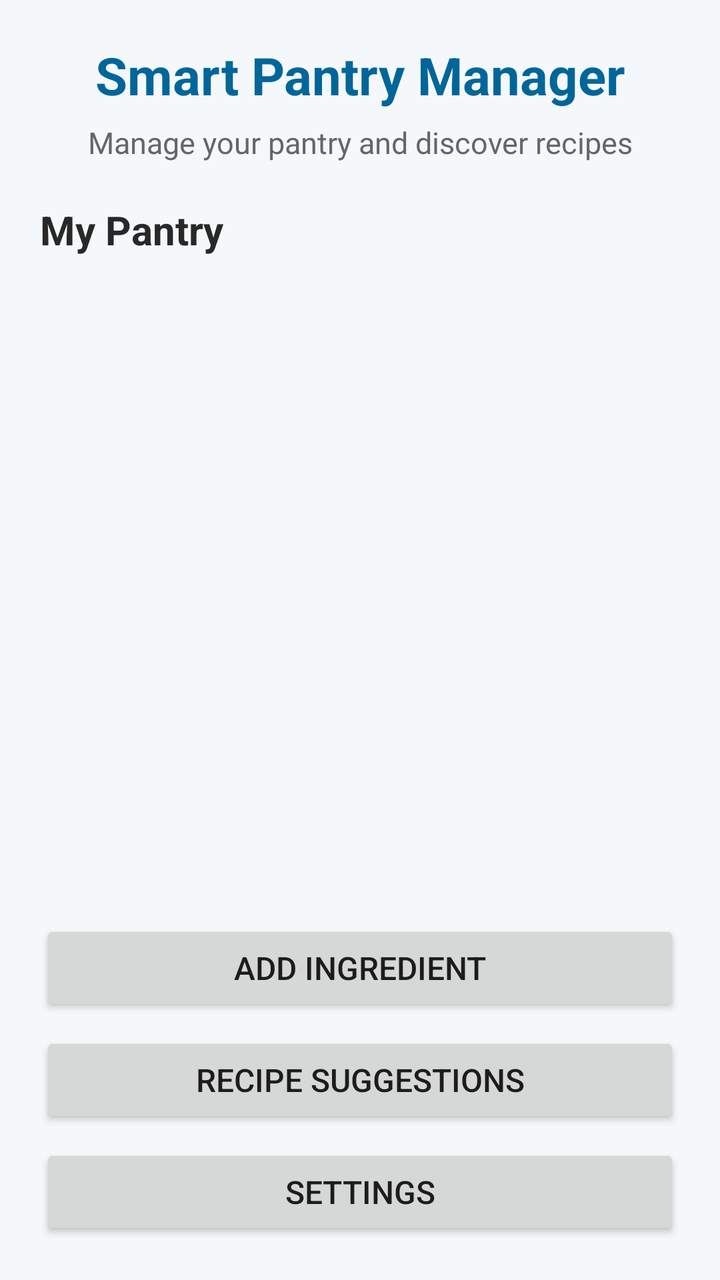
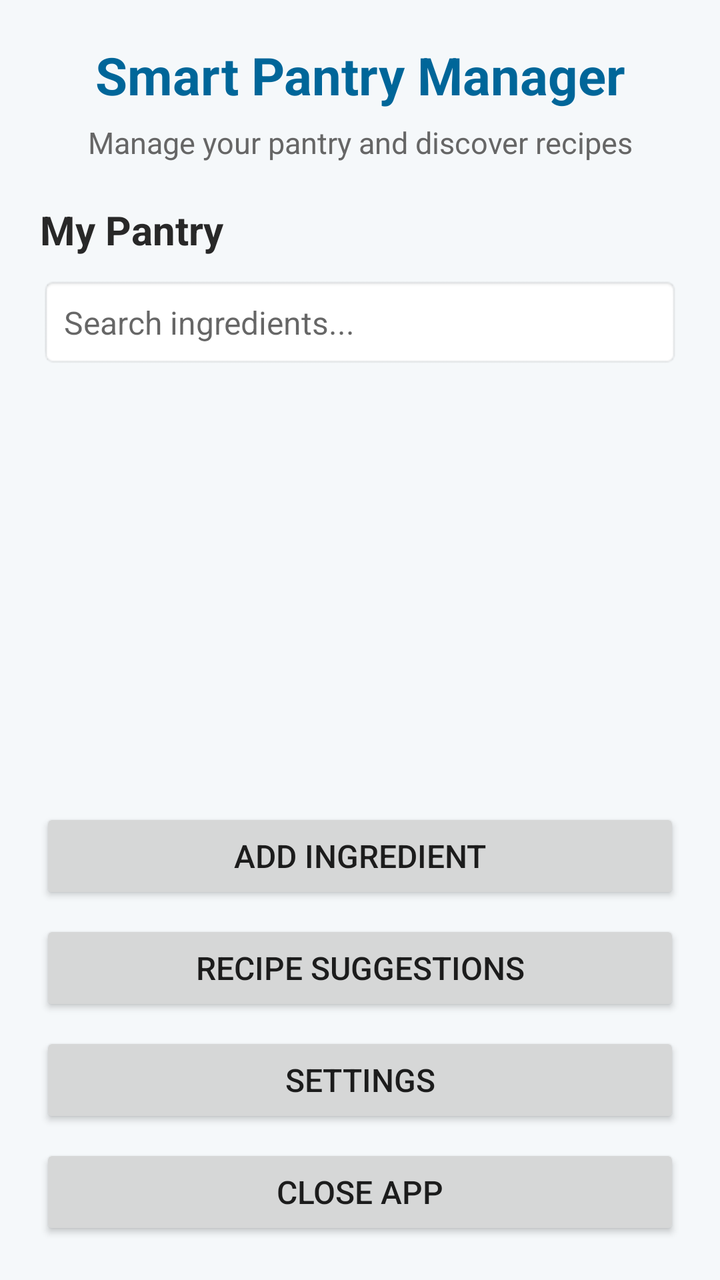

Two renders of the same Android screen: before a commit and after it. Below are the layout's source before the change and the commit's diff.
<!-- AndroidManifest.xml: application theme Theme.SmartPantryManager -->
<!-- res/layout/activity_main.xml -->
<?xml version="1.0" encoding="utf-8"?>
<LinearLayout xmlns:android="http://schemas.android.com/apk/res/android"
    xmlns:tools="http://schemas.android.com/tools"
    android:layout_width="match_parent"
    android:layout_height="match_parent"
    android:orientation="vertical"
    android:padding="20dp"
    android:background="#F5F8FA"
    tools:context=".MainActivity">

    <TextView
        android:id="@+id/tvTitle"
        android:layout_width="match_parent"
        android:layout_height="wrap_content"
        android:text="Smart Pantry Manager"
        android:textSize="26sp"
        android:textStyle="bold"
        android:textColor="#006699"
        android:gravity="center"
        android:layout_marginBottom="6dp"
        tools:ignore="HardcodedText" />

    <TextView
        android:id="@+id/tvSubtitle"
        android:layout_width="match_parent"
        android:layout_height="wrap_content"
        android:text="Manage your pantry and discover recipes"
        android:textSize="15sp"
        android:textColor="#666666"
        android:gravity="center"
        android:layout_marginBottom="20dp"
        tools:ignore="HardcodedText" />

    <TextView
        android:id="@+id/tvPantryHeading"
        android:layout_width="match_parent"
        android:layout_height="wrap_content"
        android:text="My Pantry"
        android:textSize="20sp"
        android:textStyle="bold"
        android:textColor="#282828"
        android:layout_marginBottom="10dp"
        tools:ignore="HardcodedText" />

    <androidx.recyclerview.widget.RecyclerView
        android:id="@+id/recyclerViewIngredients"
        android:layout_width="match_parent"
        android:layout_height="0dp"
        android:layout_weight="1"
        android:layout_marginBottom="12dp"
        tools:listitem="@layout/item_ingredient" />

    <TextView
        android:id="@+id/txtEmptyPantry"
        android:layout_width="match_parent"
        android:layout_height="wrap_content"
        android:gravity="center"
        android:text="Your pantry is empty"
        android:textSize="16sp"
        android:visibility="gone"
        android:padding="16dp"
        tools:ignore="HardcodedText" />

    <Button
        android:id="@+id/btnAddIngredient"
        android:layout_width="match_parent"
        android:layout_height="wrap_content"
        android:text="Add Ingredient"
        android:textSize="16sp"
        android:layout_marginBottom="8dp"
        tools:ignore="HardcodedText" />

    <Button
        android:id="@+id/btnRecipes"
        android:layout_width="match_parent"
        android:layout_height="wrap_content"
        android:text="Recipe Suggestions"
        android:textSize="16sp"
        android:layout_marginBottom="8dp"
        tools:ignore="HardcodedText" />

    <Button
        android:id="@+id/btnSettings"
        android:layout_width="match_parent"
        android:layout_height="wrap_content"
        android:text="Settings"
        android:textSize="16sp"
        tools:ignore="HardcodedText" />

</LinearLayout>
<!-- res/layout/item_ingredient.xml (included above) -->
<?xml version="1.0" encoding="utf-8"?>
<LinearLayout xmlns:android="http://schemas.android.com/apk/res/android"
    xmlns:tools="http://schemas.android.com/tools"
    android:layout_width="match_parent"
    android:layout_height="wrap_content"
    android:orientation="horizontal"
    android:padding="12dp"
    android:gravity="center_vertical"
    android:background="@drawable/item_background">

    <LinearLayout
        android:layout_width="0dp"
        android:layout_height="wrap_content"
        android:layout_weight="1"
        android:orientation="vertical">

        <TextView
            android:id="@+id/txtIngredientName"
            android:layout_width="match_parent"
            android:layout_height="wrap_content"
            android:text="Ingredient Name"
            android:textSize="18sp"
            android:textStyle="bold"
            android:textColor="#282828"
            tools:ignore="HardcodedText" />

        <TextView
            android:id="@+id/txtIngredientQuantity"
            android:layout_width="match_parent"
            android:layout_height="wrap_content"
            android:text="Quantity: 1"
            android:textSize="14sp"
            android:textColor="#666666"
            android:layout_marginTop="4dp"
            tools:ignore="HardcodedText" />

    </LinearLayout>

    <Button
        android:id="@+id/btnEdit"
        android:layout_width="wrap_content"
        android:layout_height="wrap_content"
        android:text="Edit"
        android:textSize="14sp"
        android:layout_marginEnd="6dp"
        tools:ignore="HardcodedText" />

    <Button
        android:id="@+id/btnDelete"
        android:layout_width="wrap_content"
        android:layout_height="wrap_content"
        android:text="Delete"
        android:textSize="14sp"
        tools:ignore="HardcodedText" />

</LinearLayout>
<!-- resources referenced by this layout -->
<resources>
  <!-- drawable item_background (drawable) -->
  <?xml version="1.0" encoding="utf-8"?>
  <shape xmlns:android="http://schemas.android.com/apk/res/android"
      android:shape="rectangle">
  
      <solid android:color="#FFFFFF" />
  
      <corners android:radius="12dp" />
  
      <stroke
          android:width="1dp"
          android:color="#D2DCE1" />
  
      <padding
          android:left="4dp"
          android:top="4dp"
          android:right="4dp"
          android:bottom="4dp" />
  
  </shape>
  <style name="Theme.SmartPantryManager" parent="Theme.AppCompat.Light.NoActionBar" />
</resources>

<!-- the commit's change to res/layout/activity_main.xml (unified diff, before → after) -->
@@ -42,6 +42,20 @@
         android:layout_marginBottom="10dp"
         tools:ignore="HardcodedText" />
 
+    
+    <EditText
+        android:id="@+id/etSearchIngredient"
+        android:layout_width="match_parent"
+        android:layout_height="wrap_content"
+        android:layout_marginBottom="10dp"
+        android:background="@android:drawable/editbox_background"
+        android:hint="Search ingredients..."
+        android:inputType="text"
+        android:padding="12dp"
+        android:singleLine="true"
+        android:textSize="16sp"
+        tools:ignore="HardcodedText" />
+
     <androidx.recyclerview.widget.RecyclerView
         android:id="@+id/recyclerViewIngredients"
         android:layout_width="match_parent"
@@ -84,6 +98,15 @@
         android:layout_width="match_parent"
         android:layout_height="wrap_content"
         android:text="Settings"
+        android:layout_marginBottom="8dp"
+        android:textSize="16sp"
+        tools:ignore="HardcodedText" />
+
+    <Button
+        android:id="@+id/btnCloseApp"
+        android:layout_width="match_parent"
+        android:layout_height="wrap_content"
+        android:text="Close App"
         android:textSize="16sp"
         tools:ignore="HardcodedText" />
 
@@ -120,6 +143,16 @@
             android:layout_width="match_parent"
             android:layout_height="wrap_content"
             android:text="Quantity: 1"
+            android:layout_marginTop="4dp"
+            android:textColor="#666666"
+            android:textSize="14sp"
+            tools:ignore="HardcodedText" />
+
+        <TextView
+            android:id="@+id/txtIngredientExpiry"
+            android:layout_width="match_parent"
+            android:layout_height="wrap_content"
+            android:text="Expiry Date: 29/09/2026"
             android:textSize="14sp"
             android:textColor="#666666"
             android:layout_marginTop="4dp"
